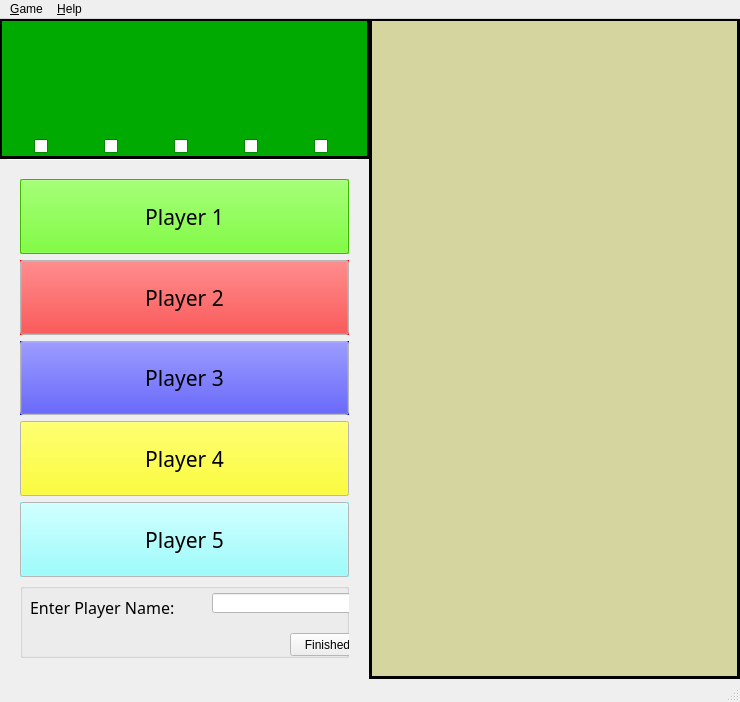
Before: the Qt Designer form FinalProject/Yahtzee/gamewindow.ui in kiloecho78/CS4865, drawn with Qt 5.
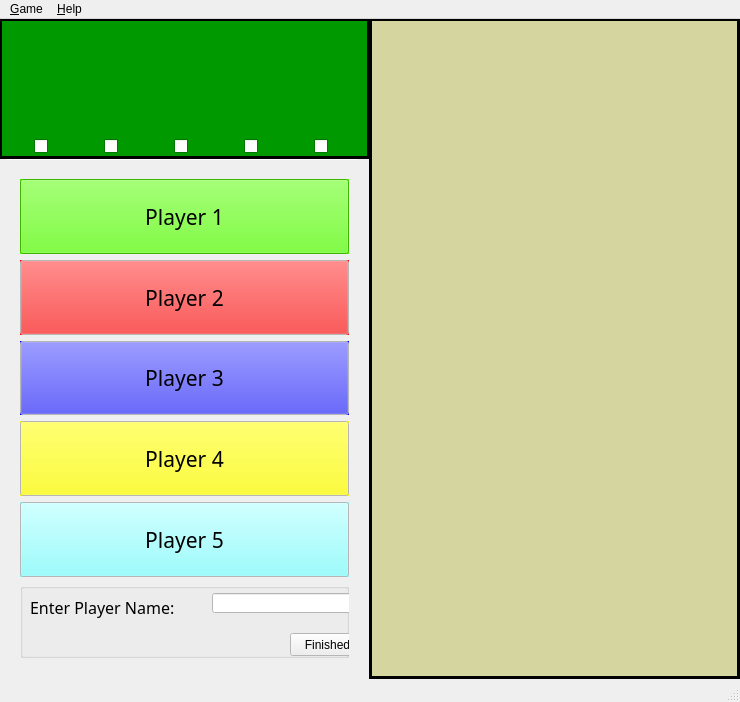
After: the same form once the commit is applied. Icons and pictures are not drawn.

Patch:
```diff
--- a/FinalProject/Yahtzee/gamewindow.ui
+++ b/FinalProject/Yahtzee/gamewindow.ui
@@ -133,7 +133,7 @@
         <brush brushstyle="SolidPattern">
          <color alpha="255">
           <red>0</red>
-          <green>170</green>
+          <green>153</green>
           <blue>0</blue>
          </color>
         </brush>
@@ -153,7 +153,7 @@
         <brush brushstyle="SolidPattern">
          <color alpha="255">
           <red>0</red>
-          <green>170</green>
+          <green>153</green>
           <blue>0</blue>
          </color>
         </brush>
@@ -164,7 +164,7 @@
         <brush brushstyle="SolidPattern">
          <color alpha="255">
           <red>0</red>
-          <green>170</green>
+          <green>153</green>
           <blue>0</blue>
          </color>
         </brush>
@@ -173,7 +173,7 @@
         <brush brushstyle="SolidPattern">
          <color alpha="255">
           <red>0</red>
-          <green>170</green>
+          <green>153</green>
           <blue>0</blue>
          </color>
         </brush>
```
Left out of the diff: 9 changed lines with no effect on the pictures.
